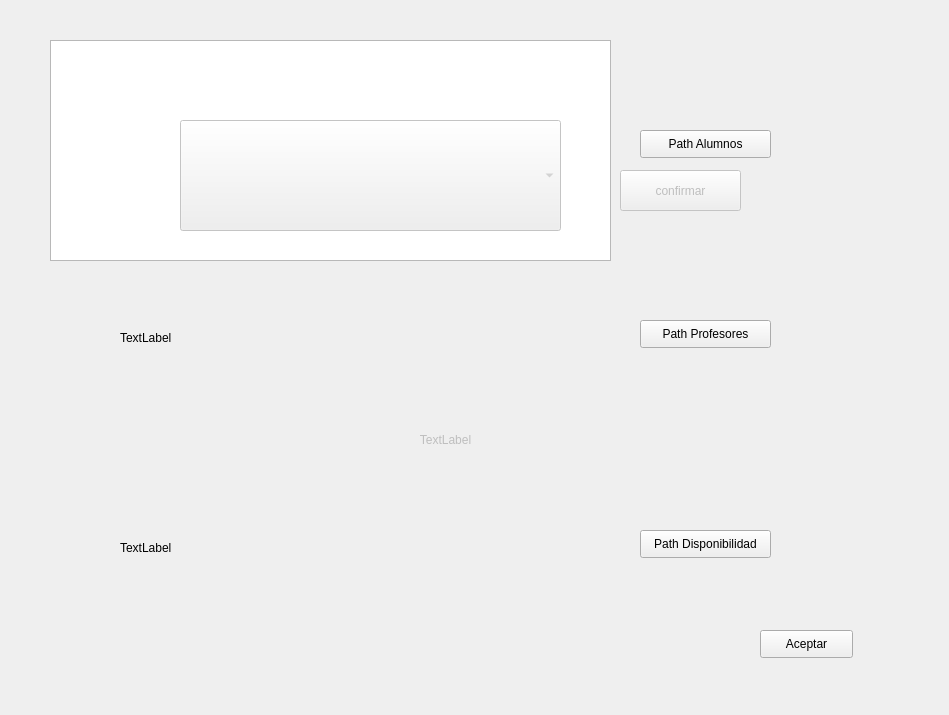
Above: TFGapp/TFGapp/mainImport.ui from tfgapp/tfg before the change. Below: the same form after it.
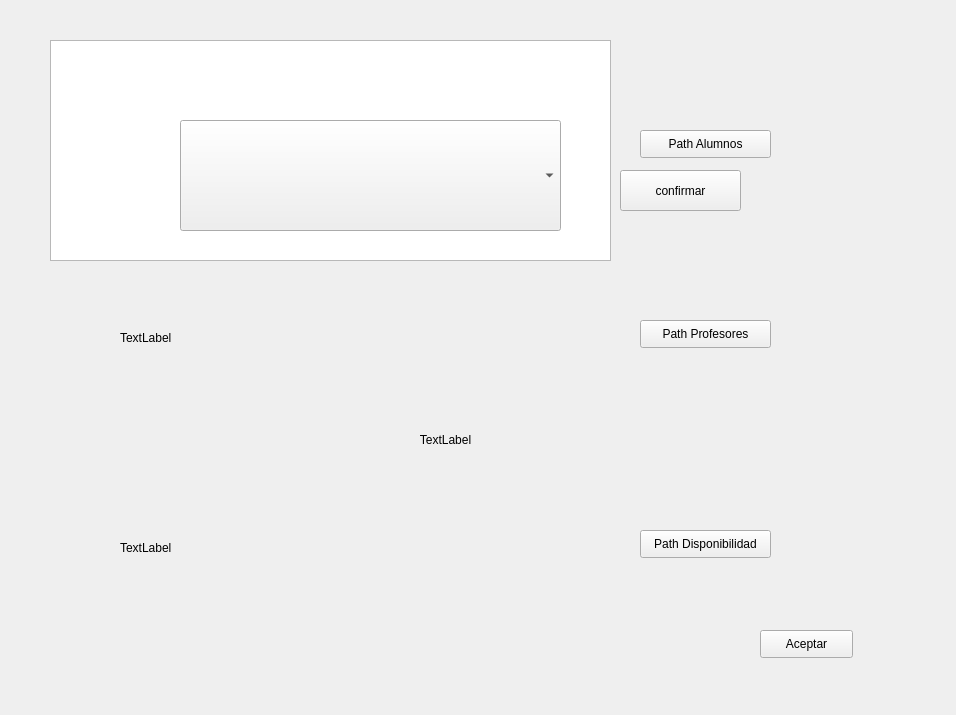
That is the form after the change.

Commit message: import acabado

Diff of the .ui file:
```diff
--- a/TFGapp/TFGapp/mainImport.ui
+++ b/TFGapp/TFGapp/mainImport.ui
@@ -6,7 +6,7 @@
    <rect>
     <x>0</x>
     <y>0</y>
-    <width>949</width>
+    <width>956</width>
     <height>715</height>
    </rect>
   </property>
@@ -103,7 +103,7 @@
   </widget>
   <widget class="QComboBox" name="selectGrado">
    <property name="enabled">
-    <bool>false</bool>
+    <bool>true</bool>
    </property>
    <property name="geometry">
     <rect>
@@ -116,7 +116,7 @@
   </widget>
   <widget class="QPushButton" name="confirmarGrado">
    <property name="enabled">
-    <bool>false</bool>
+    <bool>true</bool>
    </property>
    <property name="geometry">
     <rect>
@@ -132,7 +132,7 @@
   </widget>
   <widget class="QLabel" name="path">
    <property name="enabled">
-    <bool>false</bool>
+    <bool>true</bool>
    </property>
    <property name="geometry">
     <rect>
```
The commit also changes 3 other files.
